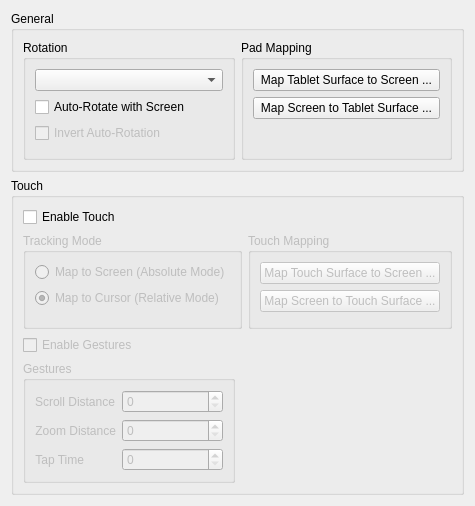
This is src/kcmodule/tabletpagewidget.ui in KDE/wacomtablet as Qt 5 draws it before an edit. The edited form follows.
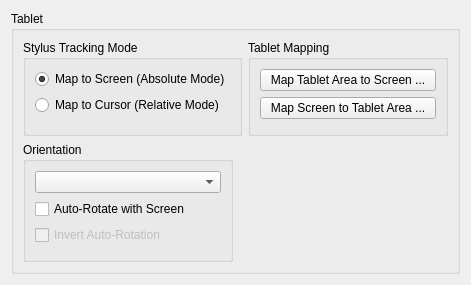
This is the edited form. Icons and pictures are not drawn. Custom widgets are drawn as their Qt base class.

Commit message:
The return of the Touch configuration tab.
The touch configuration tab was reintroduced because the tracking mode
configuration had to be moved from the stylus tab to the tablet tab. The
tracking mode configuration needs to be in the tablet tab to make it
clear to the user that certain options are only available in absolute
mode.

Diff of the .ui file:
```diff
--- a/src/kcmodule/tabletpagewidget.ui
+++ b/src/kcmodule/tabletpagewidget.ui
@@ -6,8 +6,8 @@
    <rect>
     <x>0</x>
     <y>0</y>
-    <width>438</width>
-    <height>463</height>
+    <width>471</width>
+    <height>266</height>
    </rect>
   </property>
   <property name="windowTitle">
@@ -17,134 +17,15 @@
    <item>
     <widget class="QGroupBox" name="generalGroupBox">
      <property name="title">
-      <string>General</string>
-     </property>
-     <layout class="QHBoxLayout" name="horizontalLayout">
-      <item>
-       <widget class="QGroupBox" name="rotationGroupBox">
-        <property name="sizePolicy">
-         <sizepolicy hsizetype="Preferred" vsizetype="Preferred">
-          <horstretch>0</horstretch>
-          <verstretch>0</verstretch>
-         </sizepolicy>
-        </property>
-        <property name="title">
-         <string>Rotation</string>
-        </property>
-        <layout class="QVBoxLayout" name="verticalLayout">
-         <item>
-          <widget class="KComboBox" name="rotatationSelectionComboBox"/>
-         </item>
-         <item>
-          <widget class="QCheckBox" name="rotateWithScreenCheckBox">
-           <property name="text">
-            <string>Auto-Rotate with Screen</string>
-           </property>
-          </widget>
-         </item>
-         <item>
-          <widget class="QCheckBox" name="rotateWithScreenInvertCheckBox">
-           <property name="enabled">
-            <bool>false</bool>
-           </property>
-           <property name="text">
-            <string>Invert Auto-Rotation</string>
-           </property>
-          </widget>
-         </item>
-         <item>
-          <spacer name="rotatationFreeSpacer">
-           <property name="orientation">
-            <enum>Qt::Vertical</enum>
-           </property>
-           <property name="sizeType">
-            <enum>QSizePolicy::MinimumExpanding</enum>
-           </property>
-           <property name="sizeHint" stdset="0">
-            <size>
-             <width>1</width>
-             <height>5</height>
-            </size>
-           </property>
-          </spacer>
-         </item>
-        </layout>
-       </widget>
-      </item>
-      <item>
-       <widget class="QGroupBox" name="padMappingGroupBox">
-        <property name="title">
-         <string>Pad Mapping</string>
-        </property>
-        <layout class="QVBoxLayout" name="verticalLayout_2">
-         <item>
-          <widget class="QPushButton" name="padMappingScreenButton">
-           <property name="text">
-            <string>Map Tablet Surface to Screen ...</string>
-           </property>
-           <property name="icon">
-            <iconset theme="video-display">
-             <normaloff/>
-            </iconset>
-           </property>
-          </widget>
-         </item>
-         <item>
-          <widget class="QPushButton" name="padMappingTabletButton">
-           <property name="text">
-            <string>Map Screen to Tablet Surface ...</string>
-           </property>
-           <property name="icon">
-            <iconset theme="input-tablet">
-             <normaloff/>
-            </iconset>
-           </property>
-          </widget>
-         </item>
-         <item>
-          <spacer name="padMappingFreeSpacer">
-           <property name="orientation">
-            <enum>Qt::Vertical</enum>
-           </property>
-           <property name="sizeType">
-            <enum>QSizePolicy::MinimumExpanding</enum>
-           </property>
-           <property name="sizeHint" stdset="0">
-            <size>
-             <width>1</width>
-             <height>5</height>
-            </size>
-           </property>
-          </spacer>
-         </item>
-        </layout>
-       </widget>
-      </item>
-     </layout>
-    </widget>
-   </item>
-   <item>
-    <widget class="QGroupBox" name="touchGroupBox">
-     <property name="title">
-      <string>Touch</string>
+      <string>Tablet</string>
      </property>
      <layout class="QVBoxLayout" name="verticalLayout_3">
       <item>
-       <widget class="QCheckBox" name="touchCheckBox">
-        <property name="text">
-         <string>Enable Touch</string>
-        </property>
-       </widget>
-      </item>
-      <item>
-       <layout class="QHBoxLayout" name="touchHLayout1">
+       <layout class="QHBoxLayout" name="horizontalLayout_3">
         <item>
          <widget class="QGroupBox" name="trackingModeGroupBox">
-          <property name="enabled">
-           <bool>false</bool>
-          </property>
           <property name="title">
-           <string>Tracking Mode</string>
+           <string>Stylus Tracking Mode</string>
           </property>
           <layout class="QVBoxLayout" name="verticalLayout_5">
            <item>
@@ -158,24 +39,24 @@
              <property name="text">
               <string>Map to Screen (Absolute Mode)</string>
              </property>
-            </widget>
-           </item>
-           <item>
-            <widget class="QRadioButton" name="trackRelativeRadioButton">
-             <property name="sizePolicy">
-              <sizepolicy hsizetype="Preferred" vsizetype="Fixed">
-               <horstretch>0</horstretch>
-               <verstretch>0</verstretch>
-              </sizepolicy>
-             </property>
-             <property name="text">
-              <string>Map to Cursor (Relative Mode)</string>
-             </property>
              <property name="checked">
               <bool>true</bool>
              </property>
             </widget>
            </item>
+           <item>
+            <widget class="QRadioButton" name="trackRelativeRadioButton">
+             <property name="sizePolicy">
+              <sizepolicy hsizetype="Preferred" vsizetype="Fixed">
+               <horstretch>0</horstretch>
+               <verstretch>0</verstretch>
+              </sizepolicy>
+             </property>
+             <property name="text">
+              <string>Map to Cursor (Relative Mode)</string>
+             </property>
+            </widget>
+           </item>
            <item>
             <spacer name="trackingFreeSpacer">
              <property name="orientation">
@@ -196,16 +77,13 @@
          </widget>
         </item>
         <item>
-         <widget class="QGroupBox" name="touchMappingGroupBox">
-          <property name="enabled">
-           <bool>false</bool>
-          </property>
+         <widget class="QGroupBox" name="padMappingGroupBox">
           <property name="title">
-           <string>Touch Mapping</string>
+           <string>Tablet Mapping</string>
           </property>
-          <layout class="QVBoxLayout" name="verticalLayout_4">
+          <layout class="QVBoxLayout" name="verticalLayout_2">
            <item>
-            <widget class="QPushButton" name="touchMappingScreenButton">
+            <widget class="QPushButton" name="padMappingScreenButton">
              <property name="sizePolicy">
               <sizepolicy hsizetype="MinimumExpanding" vsizetype="Fixed">
                <horstretch>0</horstretch>
@@ -213,7 +91,7 @@
               </sizepolicy>
              </property>
              <property name="text">
-              <string>Map Touch Surface to Screen ...</string>
+              <string>Map Tablet Area to Screen ...</string>
              </property>
              <property name="icon">
               <iconset theme="video-display">
@@ -223,15 +101,9 @@
             </widget>
            </item>
            <item>
-            <widget class="QPushButton" name="touchMappingTabletButton">
-             <property name="sizePolicy">
-              <sizepolicy hsizetype="Preferred" vsizetype="Fixed">
-               <horstretch>0</horstretch>
-               <verstretch>0</verstretch>
-              </sizepolicy>
-             </property>
+            <widget class="QPushButton" name="padMappingTabletButton">
              <property name="text">
-              <string>Map Screen to Touch Surface ...</string>
+              <string>Map Screen to Tablet Area ...</string>
              </property>
              <property name="icon">
               <iconset theme="input-tablet">
@@ -241,7 +113,7 @@
             </widget>
            </item>
            <item>
-            <spacer name="touchMappingFreeSpacer">
+            <spacer name="padMappingFreeSpacer">
              <property name="orientation">
               <enum>Qt::Vertical</enum>
              </property>
@@ -262,121 +134,60 @@
        </layout>
       </item>
       <item>
-       <widget class="QCheckBox" name="gesturesCheckBox">
-        <property name="enabled">
-         <bool>false</bool>
-        </property>
-        <property name="text">
-         <string>Enable Gestures</string>
-        </property>
-       </widget>
-      </item>
-      <item>
-       <layout class="QHBoxLayout" name="touchHLayout2">
+       <layout class="QHBoxLayout" name="horizontalLayout_2">
         <item>
-         <widget class="QGroupBox" name="gesturesGroupBox">
-          <property name="enabled">
-           <bool>false</bool>
+         <widget class="QGroupBox" name="rotationGroupBox">
+          <property name="sizePolicy">
+           <sizepolicy hsizetype="Preferred" vsizetype="Preferred">
+            <horstretch>0</horstretch>
+            <verstretch>0</verstretch>
+           </sizepolicy>
           </property>
           <property name="title">
-           <string>Gestures</string>
+           <string>Orientation</string>
           </property>
-          <layout class="QFormLayout" name="formLayout">
-           <item row="0" column="0">
-            <widget class="QLabel" name="scrollDistanceLabel">
-             <property name="sizePolicy">
-              <sizepolicy hsizetype="Minimum" vsizetype="Preferred">
-               <horstretch>0</horstretch>
-               <verstretch>0</verstretch>
-              </sizepolicy>
-             </property>
-             <property name="text">
-              <string>Scroll Distance</string>
-             </property>
-             <property name="alignment">
-              <set>Qt::AlignRight|Qt::AlignTrailing|Qt::AlignVCenter</set>
-             </property>
-            </widget>
+          <layout class="QVBoxLayout" name="verticalLayout">
+           <item>
+            <widget class="KComboBox" name="rotatationSelectionComboBox"/>
            </item>
-           <item row="0" column="1">
-            <widget class="QSpinBox" name="scrollDistanceSpinBox">
-             <property name="sizePolicy">
-              <sizepolicy hsizetype="Preferred" vsizetype="Fixed">
-               <horstretch>0</horstretch>
-               <verstretch>0</verstretch>
-              </sizepolicy>
-             </property>
-             <property name="maximum">
-              <number>1000</number>
-             </property>
-             <property name="singleStep">
-              <number>10</number>
-             </property>
-            </widget>
-           </item>
-           <item row="1" column="0">
-            <widget class="QLabel" name="zoomDistanceLabel">
-             <property name="sizePolicy">
-              <sizepolicy hsizetype="Minimum" vsizetype="Preferred">
-               <horstretch>0</horstretch>
-               <verstretch>0</verstretch>
-              </sizepolicy>
-             </property>
+           <item>
+            <widget class="QCheckBox" name="rotateWithScreenCheckBox">
              <property name="text">
-              <string>Zoom Distance</string>
+              <string>Auto-Rotate with Screen</string>
              </property>
-             <property name="alignment">
-              <set>Qt::AlignRight|Qt::AlignTrailing|Qt::AlignVCenter</set>
-             </property>
             </widget>
            </item>
-           <item row="1" column="1">
-            <widget class="QSpinBox" name="zoomDistanceSpinBox">
-             <property name="sizePolicy">
-              <sizepolicy hsizetype="Minimum" vsizetype="Fixed">
-               <horstretch>0</horstretch>
-               <verstretch>0</verstretch>
-              </sizepolicy>
+           <item>
+            <widget class="QCheckBox" name="rotateWithScreenInvertCheckBox">
+             <property name="enabled">
+              <bool>false</bool>
              </property>
-             <property name="maximum">
-              <number>1000</number>
-             </property>
-             <property name="singleStep">
-              <number>10</number>
-             </property>
-            </widget>
-           </item>
-           <item row="2" column="0">
-            <widget class="QLabel" name="tapTimeLabel">
-             <property name="sizePolicy">
-              <sizepolicy hsizetype="Minimum" vsizetype="Preferred">
-               <horstretch>0</horstretch>
-               <verstretch>0</verstretch>
-              </sizepolicy>
-             </property>
              <property name="text">
-              <string>Tap Time</string>
+              <string>Invert Auto-Rotation</string>
              </property>
-             <property name="alignment">
-              <set>Qt::AlignRight|Qt::AlignTrailing|Qt::AlignVCenter</set>
-             </property>
             </widget>
            </item>
-           <item row="2" column="1">
-            <widget class="QSpinBox" name="tapTimeSpinBox">
-             <property name="maximum">
-              <number>1000</number>
+           <item>
+            <spacer name="rotatationFreeSpacer">
+             <property name="orientation">
+              <enum>Qt::Vertical</enum>
              </property>
-             <property name="singleStep">
-              <number>10</number>
+             <property name="sizeType">
+              <enum>QSizePolicy::MinimumExpanding</enum>
              </property>
-            </widget>
+             <property name="sizeHint" stdset="0">
+              <size>
+               <width>1</width>
+               <height>5</height>
+              </size>
+             </property>
+            </spacer>
            </item>
           </layout>
          </widget>
         </item>
         <item>
-         <widget class="QWidget" name="dummyWidget" native="true"/>
+         <widget class="QWidget" name="widget" native="true"/>
         </item>
        </layout>
       </item>
```
Left out of the diff: 190 changed lines with no effect on the pictures. The commit also changes 17 other files.
